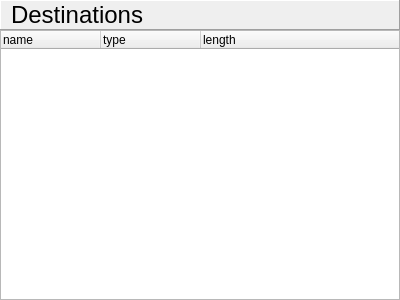
Above: signallist.ui from malloch/mapperGUI-qt before the change. Below: the same form after it.
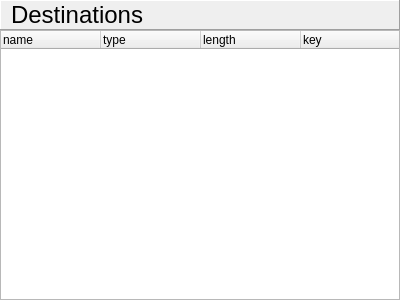
That is the form after the change. Custom widgets are drawn as their Qt base class.

Diff of the .ui file:
```diff
--- a/signallist.ui
+++ b/signallist.ui
@@ -130,6 +130,11 @@
        <string>length</string>
       </property>
      </column>
+     <column>
+      <property name="text">
+       <string>key</string>
+      </property>
+     </column>
     </widget>
    </item>
   </layout>
```
